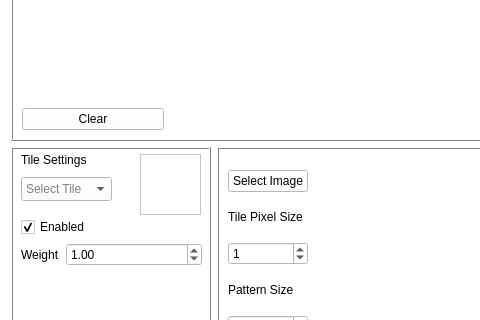
Qt form wfc_gui.ui (Kotruper/WFC_GUI) before a commit; both pictures show x 0 to 480 and y 200 to 520 of the 800 by 658 pixel window.
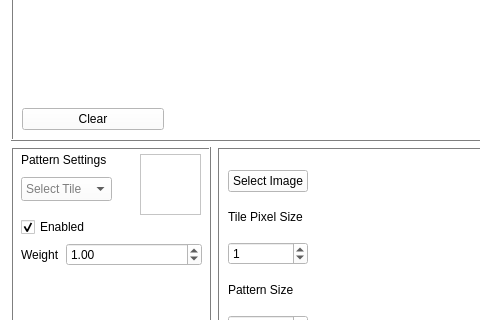
The same form after that commit.

Diff of the .ui file:
```diff
--- a/wfc_gui.ui
+++ b/wfc_gui.ui
@@ -676,12 +676,12 @@
           <rect>
            <x>10</x>
            <y>3</y>
-           <width>71</width>
+           <width>111</width>
            <height>20</height>
           </rect>
          </property>
          <property name="text">
-          <string>Tile Settings</string>
+          <string>Pattern Settings</string>
          </property>
         </widget>
         <widget class="QComboBox" name="comboBox">
```
Left out of the diff: 8 changed lines with no effect on the pictures.
